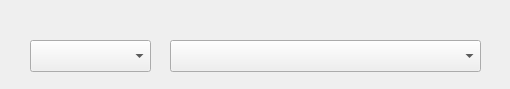
Above: ui/trader.ui from rahrahr/Trade-Monitor before the change. Below: the same form after it.
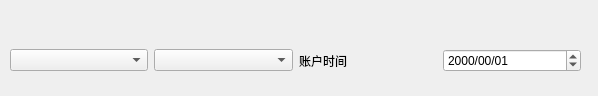
That is the form after the change. Custom widgets are drawn as their Qt base class.

What changed in the file:
```diff
--- a/ui/trader.ui
+++ b/ui/trader.ui
@@ -6,8 +6,8 @@
    <rect>
     <x>0</x>
     <y>0</y>
-    <width>510</width>
-    <height>89</height>
+    <width>598</width>
+    <height>96</height>
    </rect>
   </property>
   <property name="sizePolicy">
@@ -22,36 +22,24 @@
   <widget class="QWidget" name="layoutWidget" native="true">
    <property name="geometry">
     <rect>
-     <x>0</x>
-     <y>30</y>
-     <width>511</width>
-     <height>52</height>
+     <x>10</x>
+     <y>40</y>
+     <width>571</width>
+     <height>41</height>
     </rect>
    </property>
+   <layout class="QHBoxLayout" name="horizontalLayout">
+    <item>
    <widget class="QComboBox" name="list_type">
-    <property name="geometry">
-     <rect>
-      <x>30</x>
-      <y>10</y>
-      <width>121</width>
-      <height>32</height>
-     </rect>
-    </property>
     <item>
      <property name="text">
       <string/>
      </property>
     </item>
    </widget>
+    </item>
+    <item>
    <widget class="QComboBox" name="account_list">
-    <property name="geometry">
-     <rect>
-      <x>170</x>
-      <y>10</y>
-      <width>311</width>
-      <height>32</height>
-     </rect>
-    </property>
     <item>
      <property name="text">
       <string/>
@@ -63,6 +51,22 @@
      </property>
     </item>
    </widget>
+    </item>
+    <item>
+     <widget class="QLabel" name="label">
+      <property name="text">
+       <string>账户时间</string>
+      </property>
+     </widget>
+    </item>
+    <item>
+     <widget class="QDateEdit" name="now_time">
+      <property name="displayFormat">
+       <string>yyyy/mm/dd</string>
+      </property>
+     </widget>
+    </item>
+   </layout>
   </widget>
  </widget>
  <customwidgets>
```
Lines whose indentation alone changed are shown as unchanged.
